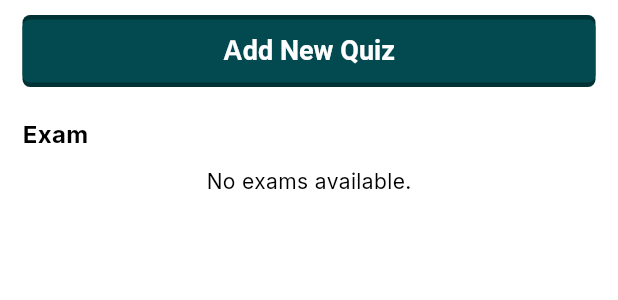
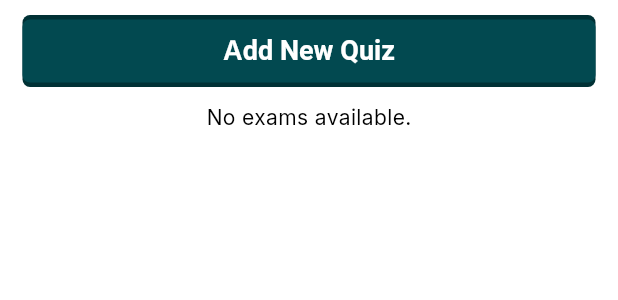
Before and after one commit to Shahabuddin1122/job-ostad, a Flutter app: the Exam widget shown alone on an empty page, opened directly with empty values, on a phone screen of 412 x 824 dp. Shown: the top 300 px of the screen. Run offline on Flutter 3.47's test engine with Material 3 defaults, Android fonts, the phone set to English and light mode, and no system bars; our stand-ins replace dotted_border, file_picker, fl_chart, flutter_svg, google_fonts, shared_preferences; missing offline and left inert: syncfusion_flutter_pdfviewer; accounts and stored records are empty; network calls fail; project files that could hold a hidden picture were left out.

Commit message:
update ui issues in manager portal

```diff
--- a/manager/lib/screens/exam.dart
+++ b/manager/lib/screens/exam.dart
@@ -67,11 +67,6 @@ class _ExamState extends State<Exam> {
                 child: const Text("Add New Quiz"),
               ),
             ),
-            const SizedBox(height: 20),
-            const Text(
-              "Exam",
-              style: TextStyle(fontSize: 16, fontWeight: FontWeight.bold),
-            ),
             const SizedBox(height: 10),
             isLoading
                 ? const Center(child: CircularProgressIndicator())
--- a/manager/lib/screens/view_book.dart
+++ b/manager/lib/screens/view_book.dart
@@ -80,6 +80,8 @@ class _BookViewState extends State<BookView> {
                       fontWeight: FontWeight.bold,
                       fontSize: 12,
                     ),
+                    maxLines: 1,
+                    overflow: TextOverflow.ellipsis,
                   ),
                 ),
                 Row(
```
Also changed, not shown: manager/lib/widgets/exam-card.dart (+11 -5 lines), manager/lib/widgets/mcq_widget.dart (+0 -7 lines), 2 other files.
